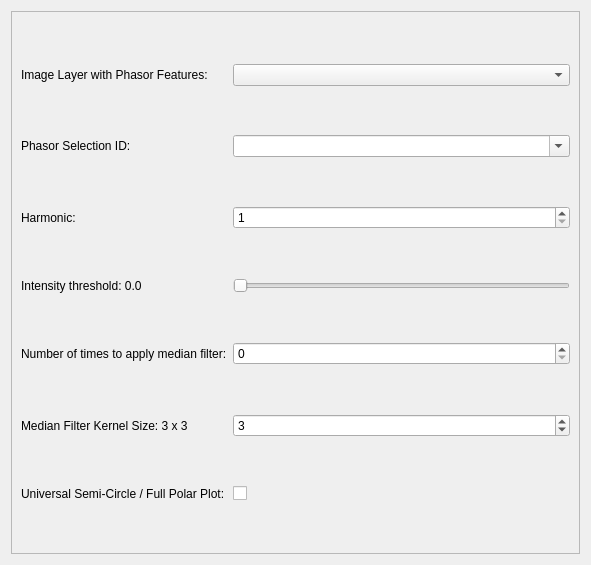
Before: the Qt Designer form src/napari_phasors/ui/plotter_inputs_widget.ui in napari-phasors/napari-phasors, drawn with Qt 5.
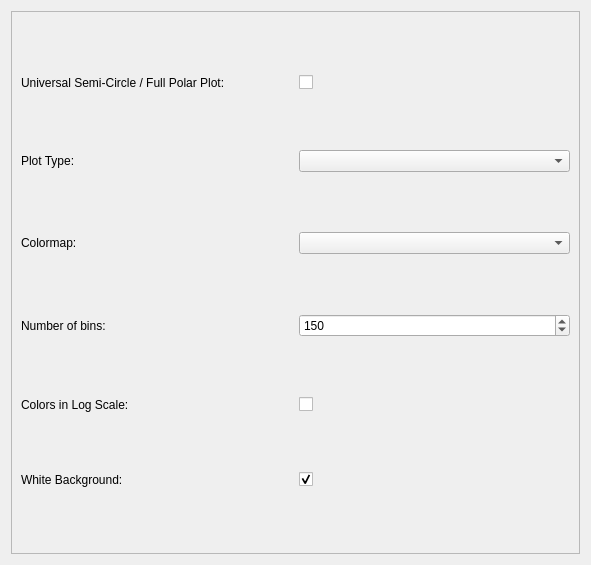
After: the same form once the commit is applied.

Commit message: Plotter Widget UI reestructure as tabs (#109)

```diff
--- a/src/napari_phasors/ui/plotter_inputs_widget.ui
+++ b/src/napari_phasors/ui/plotter_inputs_widget.ui
@@ -13,7 +13,7 @@
   <property name="windowTitle">
    <string>Form</string>
   </property>
-  <layout class="QGridLayout" name="gridLayout_2">
+  <layout class="QGridLayout" name="gridLayout">
    <item row="0" column="0">
     <widget class="QScrollArea" name="scrollArea">
      <property name="minimumSize">
@@ -34,107 +34,89 @@
         <height>539</height>
        </rect>
       </property>
-      <layout class="QGridLayout" name="gridLayout">
-       <item row="0" column="0">
-        <widget class="QLabel" name="label_6">
+      <layout class="QGridLayout" name="gridLayout_2">
+       <item row="1" column="1">
+        <widget class="QComboBox" name="plot_type_combobox"/>
+       </item>
+       <item row="3" column="1">
+        <widget class="QSpinBox" name="number_of_bins_spinbox">
+         <property name="minimum">
+          <number>1</number>
+         </property>
+         <property name="maximum">
+          <number>10000</number>
+         </property>
+         <property name="value">
+          <number>150</number>
+         </property>
+        </widget>
+       </item>
+       <item row="3" column="0">
+        <widget class="QLabel" name="label_4">
          <property name="text">
-          <string>Image Layer with Phasor Features:</string>
+          <string>Number of bins:</string>
          </property>
         </widget>
        </item>
+       <item row="2" column="1">
+        <widget class="QComboBox" name="colormap_combobox"/>
+       </item>
        <item row="0" column="1">
-        <widget class="QComboBox" name="image_layer_with_phasor_features_combobox"/>
-       </item>
-       <item row="1" column="0">
-        <widget class="QLabel" name="label_2">
+        <widget class="QCheckBox" name="semi_circle_checkbox">
          <property name="text">
-          <string>Phasor Selection ID:</string>
+          <string/>
          </property>
         </widget>
        </item>
        <item row="4" column="0">
         <widget class="QLabel" name="label_7">
          <property name="text">
-          <string>Number of times to apply median filter:</string>
-         </property>
-        </widget>
-       </item>
-       <item row="3" column="1">
-        <widget class="QSlider" name="threshold_slider">
-         <property name="maximum">
-          <number>200</number>
-         </property>
-         <property name="orientation">
-          <enum>Qt::Horizontal</enum>
-         </property>
-        </widget>
-       </item>
-       <item row="6" column="0">
-        <widget class="QLabel" name="label_5">
-         <property name="text">
-          <string>Universal Semi-Circle / Full Polar Plot:</string>
-         </property>
-        </widget>
-       </item>
-       <item row="1" column="1">
-        <widget class="QComboBox" name="phasor_selection_id_combobox">
-         <property name="editable">
-          <bool>true</bool>
+          <string>Colors in Log Scale:</string>
          </property>
         </widget>
        </item>
        <item row="2" column="0">
-        <widget class="QLabel" name="label">
-         <property name="text">
-          <string>Harmonic:</string>
-         </property>
-        </widget>
-       </item>
-       <item row="2" column="1">
-        <widget class="QSpinBox" name="harmonic_spinbox">
-         <property name="minimum">
-          <number>1</number>
-         </property>
-        </widget>
-       </item>
-       <item row="5" column="1">
-        <widget class="QSpinBox" name="median_filter_spinbox">
-         <property name="minimum">
-          <number>2</number>
-         </property>
-         <property name="value">
-          <number>3</number>
-         </property>
-        </widget>
-       </item>
-       <item row="3" column="0">
         <widget class="QLabel" name="label_3">
          <property name="text">
-          <string>Intensity threshold: 0.0</string>
+          <string>Colormap:</string>
          </property>
         </widget>
        </item>
-       <item row="6" column="1">
-        <widget class="QCheckBox" name="semi_circle_checkbox">
+       <item row="1" column="0">
+        <widget class="QLabel" name="label_2">
          <property name="text">
-          <string/>
+          <string>Plot Type:</string>
+         </property>
+        </widget>
+       </item>
+       <item row="0" column="0">
+        <widget class="QLabel" name="label_5">
+         <property name="text">
+          <string>Universal Semi-Circle / Full Polar Plot:</string>
          </property>
         </widget>
        </item>
        <item row="5" column="0">
-        <widget class="QLabel" name="label_4">
+        <widget class="QLabel" name="label_6">
          <property name="text">
-          <string>Median Filter Kernel Size: 3 x 3</string>
+          <string>White Background:</string>
+         </property>
+        </widget>
+       </item>
+       <item row="5" column="1">
+        <widget class="QCheckBox" name="white_background_checkbox">
+         <property name="text">
+          <string/>
+         </property>
+         <property name="checked">
+          <bool>true</bool>
          </property>
         </widget>
        </item>
        <item row="4" column="1">
-        <widget class="QSpinBox" name="median_filter_repetition_spinbox">
-         <property name="minimum">
-          <number>0</number>
-         </property>
-         <property name="value">
-          <number>0</number>
+        <widget class="QCheckBox" name="log_scale_checkbox">
+         <property name="text">
+          <string/>
          </property>
         </widget>
        </item>
```
The commit also changes 10 other files.
